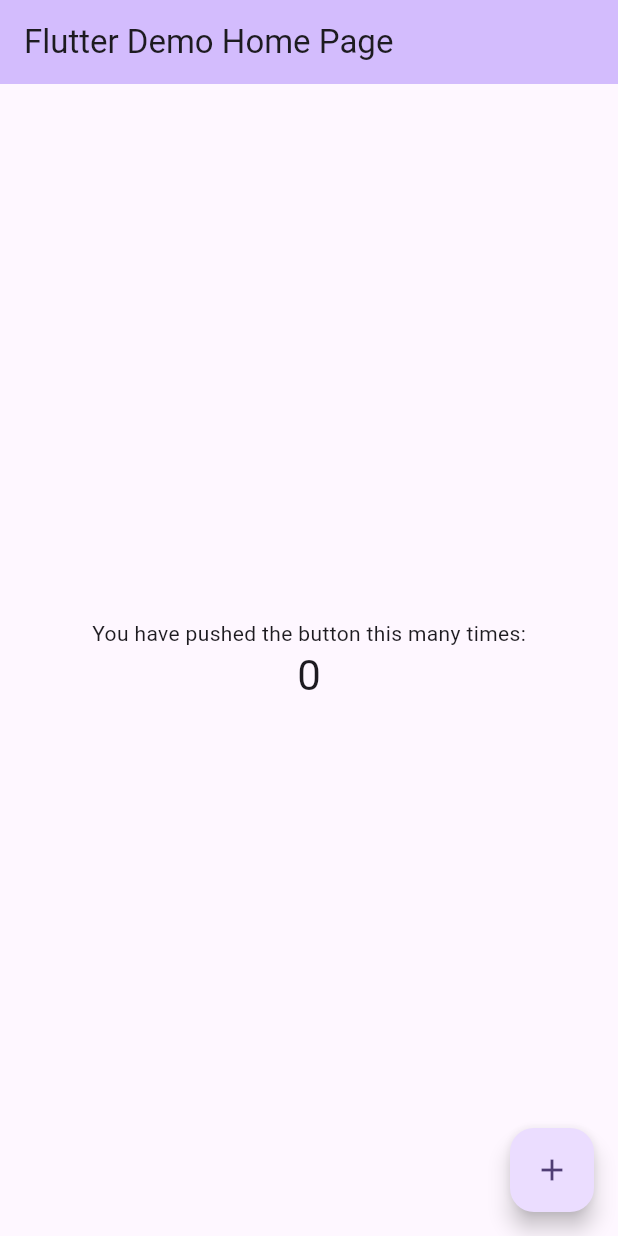
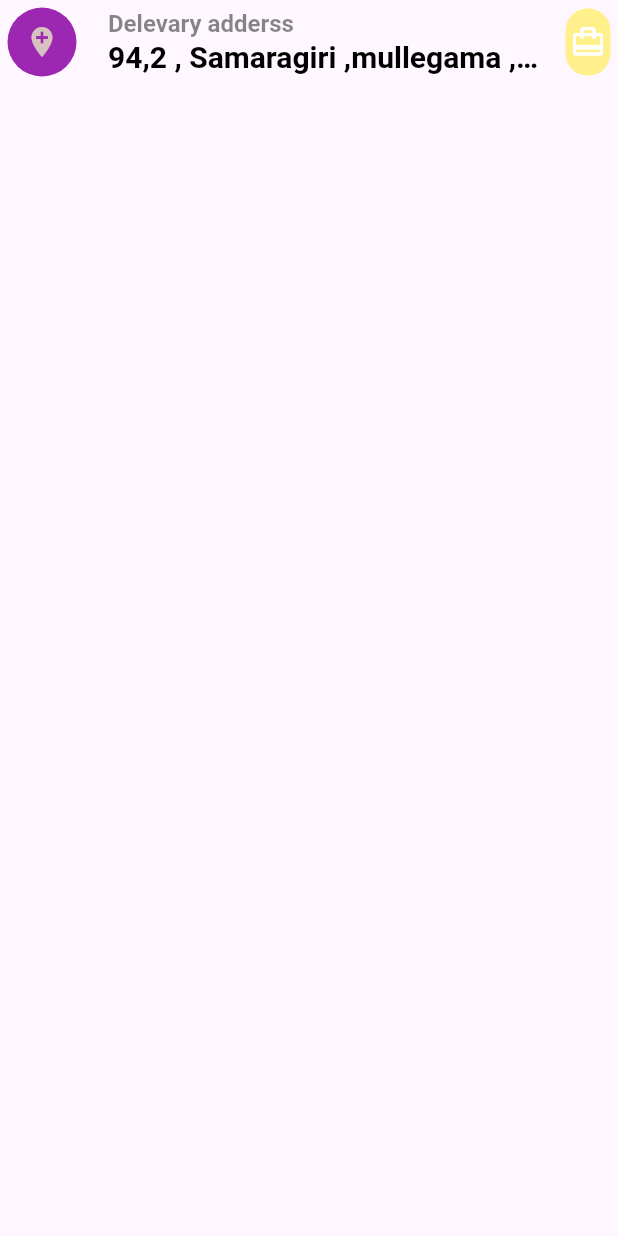
Before and after one commit to ChamodMullegama/CartApp, a Flutter app: the screen it shows after launch, on a phone screen of 412 x 824 dp. Run offline on Flutter 3.47's test engine with Material 3 defaults, Android fonts, the phone set to English and light mode, and no system bars.

Commit message:
make app bar

```diff
--- a/lib/main.dart
+++ b/lib/main.dart
@@ -1,125 +1,19 @@
+import 'package:cart_app/pages/home_page.dart';
 import 'package:flutter/material.dart';
 
 void main() {
-  runApp(const MyApp());
+  runApp(myApp());
 }
 
-class MyApp extends StatelessWidget {
-  const MyApp({super.key});
+class myApp extends StatelessWidget {
+  const myApp({super.key});
 
-  // This widget is the root of your application.
   @override
   Widget build(BuildContext context) {
     return MaterialApp(
-      title: 'Flutter Demo',
-      theme: ThemeData(
-        // This is the theme of your application.
-        //
-        // TRY THIS: Try running your application with "flutter run". You'll see
-        // the application has a purple toolbar. Then, without quitting the app,
-        // try changing the seedColor in the colorScheme below to Colors.green
-        // and then invoke "hot reload" (save your changes or press the "hot
-        // reload" button in a Flutter-supported IDE, or press "r" if you used
-        // the command line to start the app).
-        //
-        // Notice that the counter didn't reset back to zero; the application
-        // state is not lost during the reload. To reset the state, use hot
-        // restart instead.
-        //
-        // This works for code too, not just values: Most code changes can be
-        // tested with just a hot reload.
-        colorScheme: ColorScheme.fromSeed(seedColor: Colors.deepPurple),
-        useMaterial3: true,
-      ),
-      home: const MyHomePage(title: 'Flutter Demo Home Page'),
+      debugShowCheckedModeBanner: false,
+      title: "Cart App",
+      home: HomePage(),
     );
   }
 }
-
-class MyHomePage extends StatefulWidget {
-  const MyHomePage({super.key, required this.title});
-
-  // This widget is the home page of your application. It is stateful, meaning
-  // that it has a State object (defined below) that contains fields that affect
-  // how it looks.
-
-  // This class is the configuration for the state. It holds the values (in this
-  // case the title) provided by the parent (in this case the App widget) and
-  // used by the build method of the State. Fields in a Widget subclass are
-  // always marked "final".
-
-  final String title;
-
-  @override
-  State<MyHomePage> createState() => _MyHomePageState();
-}
-
-class _MyHomePageState extends State<MyHomePage> {
-  int _counter = 0;
-
-  void _incrementCounter() {
-    setState(() {
-      // This call to setState tells the Flutter framework that something has
-      // changed in this State, which causes it to rerun the build method below
-      // so that the display can reflect the updated values. If we changed
-      // _counter without calling setState(), then the build method would not be
-      // called again, and so nothing would appear to happen.
-      _counter++;
-    });
-  }
-
-  @override
-  Widget build(BuildContext context) {
-    // This method is rerun every time setState is called, for instance as done
-    // by the _incrementCounter method above.
-    //
-    // The Flutter framework has been optimized to make rerunning build methods
-    // fast, so that you can just rebuild anything that needs updating rather
-    // than having to individually change instances of widgets.
-    return Scaffold(
-      appBar: AppBar(
-        // TRY THIS: Try changing the color here to a specific color (to
-        // Colors.amber, perhaps?) and trigger a hot reload to see the AppBar
-        // change color while the other colors stay the same.
-        backgroundColor: Theme.of(context).colorScheme.inversePrimary,
-        // Here we take the value from the MyHomePage object that was created by
-        // the App.build method, and use it to set our appbar title.
-        title: Text(widget.title),
-      ),
-      body: Center(
-        // Center is a layout widget. It takes a single child and positions it
-        // in the middle of the parent.
-        child: Column(
-          // Column is also a layout widget. It takes a list of children and
-          // arranges them vertically. By default, it sizes itself to fit its
-          // children horizontally, and tries to be as tall as its parent.
-          //
-          // Column has various properties to control how it sizes itself and
-          // how it positions its children. Here we use mainAxisAlignment to
-          // center the children vertically; the main axis here is the vertical
-          // axis because Columns are vertical (the cross axis would be
-          // horizontal).
-          //
-          // TRY THIS: Invoke "debug painting" (choose the "Toggle Debug Paint"
-          // action in the IDE, or press "p" in the console), to see the
-          // wireframe for each widget.
-          mainAxisAlignment: MainAxisAlignment.center,
-          children: <Widget>[
-            const Text(
-              'You have pushed the button this many times:',
-            ),
-            Text(
-              '$_counter',
-              style: Theme.of(context).textTheme.headlineMedium,
-            ),
-          ],
-        ),
-      ),
-      floatingActionButton: FloatingActionButton(
-        onPressed: _incrementCounter,
-        tooltip: 'Increment',
-        child: const Icon(Icons.add),
-      ), // This trailing comma makes auto-formatting nicer for build methods.
-    );
-  }
-}
--- /dev/null
+++ b/lib/pages/home_page.dart
@@ -0,0 +1,68 @@
+import 'package:flutter/material.dart';
+
+class HomePage extends StatelessWidget {
+  const HomePage({super.key});
+
+  @override
+  Widget build(BuildContext context) {
+    return Scaffold(
+      appBar: AppBar(
+        leading: Padding(
+          padding: const EdgeInsets.all(5),
+          child: Container(
+            height: 30,
+            width: 30,
+            decoration: BoxDecoration(
+              borderRadius: BorderRadius.circular(100),
+              color: Colors.purple
+            ),
+            child: const Center(
+              child: Icon(
+                Icons.add_location,
+                color: Color.fromARGB(255, 215, 193, 193),
+              ),
+            ),
+          ),
+        ),
+        title: Column(
+          crossAxisAlignment: CrossAxisAlignment.start,
+          children: [
+            Text("Delevary adderss",
+            style: TextStyle(
+              fontSize: 16,
+              fontWeight: FontWeight.bold,
+              color: Colors.black.withOpacity(0.47)
+            ),
+            ),
+             const Text("94,2 , Samaragiri ,mullegama ,AMBATHENNA",
+            style: TextStyle(
+              fontSize: 20,
+              fontWeight: FontWeight.bold,
+              color: Colors.black
+            ),
+            ),
+          ],
+        ),
+        actions: [
+          Padding(
+          padding: const EdgeInsets.only(right: 5),
+          child: Container(
+            height: 45,
+            width: 30,
+            decoration: BoxDecoration(
+              borderRadius: BorderRadius.circular(100),
+              color: Colors.yellow.withOpacity(0.59)
+            ),
+            child: const Center(
+              child: Icon(
+                Icons.card_travel,
+                color: Colors.white,
+              ),
+            ),
+          ),
+        ),
+        ],
+      ),
+    );
+  }
+}
```
